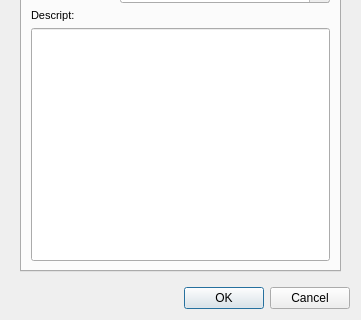
Above: ui/add_visit.ui from Giswater/giswater_qgis_plugin before the change; both pictures show x 0 to 361 and y 244 to 564 of the 361 by 564 pixel window. Below: the same form after it.
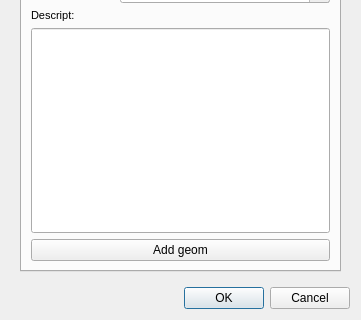
That is the form after the change. Icons and pictures are not drawn.

Commit message: #414 Add button 'add_geom' (only when called from custom forms)

Diff of the .ui file:
```diff
--- a/ui/add_visit.ui
+++ b/ui/add_visit.ui
@@ -29,7 +29,7 @@
          <attribute name="title">
           <string>Visit</string>
          </attribute>
-         <layout class="QVBoxLayout" name="verticalLayout" stretch="0,0,0,0,0,0,0,0">
+         <layout class="QVBoxLayout" name="verticalLayout" stretch="0,0,0,0,0,0,0,0,0">
           <item>
            <layout class="QHBoxLayout" name="horizontalLayout" stretch="0,0,1">
             <item>
@@ -454,6 +454,17 @@
             </property>
            </widget>
           </item>
+          <item>
+           <widget class="QPushButton" name="btn_add_geom">
+            <property name="text">
+             <string>Add geom</string>
+            </property>
+            <property name="icon">
+             <iconset>
+              <normaloff>../icons/133.png</normaloff>../icons/133.png</iconset>
+            </property>
+           </widget>
+          </item>
          </layout>
         </widget>
         <widget class="QWidget" name="RelationsTab">
```
The commit also changes 1 other file.
